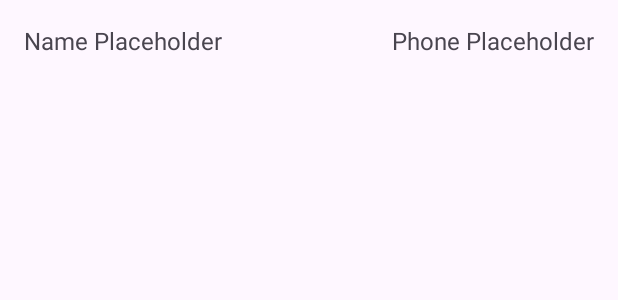
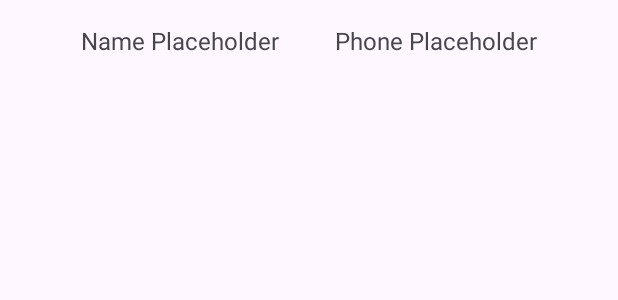
Before and after one commit to JunseoPark123/madcamp_androidproject1, an Android app: the layout item_contact.xml on its own in the app's theme, with its tools: preview values and no code run, on a phone screen of 412 x 824 dp. Shown: the top 300 px of the screen. Run offline under Robolectric (Android 15) with nearby library versions, the phone set to English and light mode, and no system bars.

```diff
--- a/app/src/main/res/layout/item_contact.xml
+++ b/app/src/main/res/layout/item_contact.xml
@@ -8,16 +8,14 @@
 
     <TextView
         android:id="@+id/textViewName"
+        android:layout_width="wrap_content"
+        android:layout_height="wrap_content"
+        android:text="Name Placeholder"
+        android:textSize="16sp"
         app:layout_constraintBottom_toBottomOf="parent"
         app:layout_constraintEnd_toStartOf="@id/textViewPhoneNumber"
         app:layout_constraintStart_toStartOf="parent"
-        app:layout_constraintTop_toTopOf="parent"
-        android:layout_width="0dp"
-        android:layout_height="wrap_content"
-        android:text="Name Placeholder"
-        android:textSize="16sp"
-        tools:layout_editor_absoluteX="16dp"
-        tools:layout_editor_absoluteY="1dp" />
+        app:layout_constraintTop_toTopOf="parent" />
 
     <TextView
         android:id="@+id/textViewPhoneNumber"
--- a/build.gradle.kts
+++ b/build.gradle.kts
@@ -1,5 +1,5 @@
 // Top-level build file where you can add configuration options common to all sub-projects/modules.
 plugins {
-    id("com.android.application") version "8.1.2" apply false
+    id("com.android.application") version "8.1.3" apply false
     id("org.jetbrains.kotlin.android") version "1.9.0" apply false
 }
```
Also changed, not shown: app/src/main/java/com/example/madcamp_androidproject/ContactAdapter.kt (added, +73 -0 lines), app/src/main/java/com/example/madcamp_androidproject/MainActivity.kt (+15 -26 lines), app/src/main/res/layout/activity_main.xml (+11 -1 lines).
